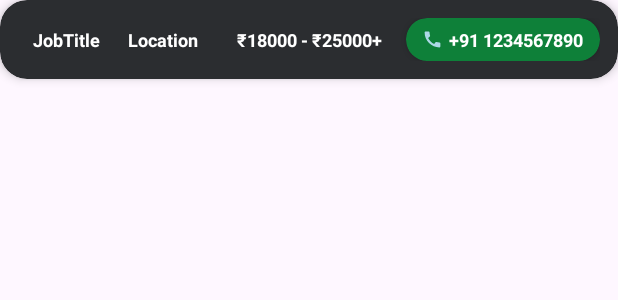
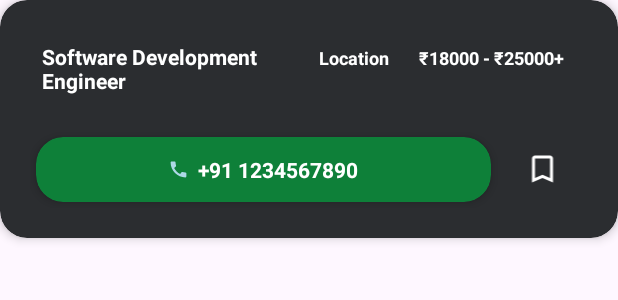
Before and after one commit to sayak22/lokal-assignment, an Android app: the layout item_job.xml on its own in the app's theme, with its tools: preview values and no code run, on a phone screen of 412 x 824 dp. Shown: the top 300 px of the screen. Run offline under Robolectric (Android 15) with nearby library versions, the phone set to English and light mode, and no system bars.

Commit message:
updated the item_job.xml file

```diff
--- /dev/null
+++ b/app/src/main/res/drawable/ic_bookmark_added.xml
@@ -0,0 +1,5 @@
+<vector xmlns:android="http://schemas.android.com/apk/res/android" android:height="24dp" android:tint="#FFFFFF" android:viewportHeight="24" android:viewportWidth="24" android:width="24dp">
+
+    <path android:fillColor="@android:color/white" android:pathData="M19,21l-7,-3l-7,3V5c0,-1.1 0.9,-2 2,-2l7,0c-0.63,0.84 -1,1.87 -1,3c0,2.76 2.24,5 5,5c0.34,0 0.68,-0.03 1,-0.1V21zM17.83,9L15,6.17l1.41,-1.41l1.41,1.41l3.54,-3.54l1.41,1.41L17.83,9z"/>
+
+</vector>
--- /dev/null
+++ b/app/src/main/res/drawable/ic_bookmark_unadded.xml
@@ -0,0 +1,5 @@
+<vector xmlns:android="http://schemas.android.com/apk/res/android" android:height="24dp" android:tint="#FFFFFF" android:viewportHeight="24" android:viewportWidth="24" android:width="24dp">
+
+    <path android:fillColor="@android:color/white" android:pathData="M17,3L7,3c-1.1,0 -1.99,0.9 -1.99,2L5,21l7,-3 7,3L19,5c0,-1.1 -0.9,-2 -2,-2zM17,18l-5,-2.18L7,18L7,5h10v13z"/>
+
+</vector>
--- /dev/null
+++ b/app/src/main/res/drawable/ic_job.xml
@@ -0,0 +1,5 @@
+<vector xmlns:android="http://schemas.android.com/apk/res/android" android:height="24dp" android:tint="#000000" android:viewportHeight="24" android:viewportWidth="24" android:width="24dp">
+
+    <path android:fillColor="@android:color/white" android:pathData="M20,6h-4L16,4c0,-1.11 -0.89,-2 -2,-2h-4c-1.11,0 -2,0.89 -2,2v2L4,6c-1.11,0 -1.99,0.89 -1.99,2L2,19c0,1.11 0.89,2 2,2h16c1.11,0 2,-0.89 2,-2L22,8c0,-1.11 -0.89,-2 -2,-2zM14,6h-4L10,4h4v2z"/>
+
+</vector>
--- a/app/src/main/res/layout/item_job.xml
+++ b/app/src/main/res/layout/item_job.xml
@@ -1,27 +1,33 @@
-<androidx.cardview.widget.CardView android:layout_width="match_parent"
+<androidx.cardview.widget.CardView xmlns:android="http://schemas.android.com/apk/res/android"
+    xmlns:app="http://schemas.android.com/apk/res-auto"
+    android:layout_width="match_parent"
     android:layout_height="wrap_content"
-    xmlns:app="http://schemas.android.com/apk/res-auto"
+    android:backgroundTint="#2b2d30"
     app:cardCornerRadius="18dp"
-    app:cardElevation="4dp"
-    android:backgroundTint="#2b2d30"
-    xmlns:android="http://schemas.android.com/apk/res/android">
+    app:cardElevation="4dp">
+
+    <LinearLayout
+        android:layout_width="match_parent"
+        android:layout_height="wrap_content"
+        android:gravity="center"
+        android:orientation="vertical"
+        android:padding="12dp">
 
         <LinearLayout
             android:layout_width="match_parent"
             android:layout_height="wrap_content"
             android:orientation="horizontal"
-        android:gravity="center"
             android:padding="12dp">
 
             <TextView
                 android:id="@+id/jobTitleTV"
                 android:layout_width="0dp"
                 android:layout_height="wrap_content"
-            android:layout_weight="1"
-            android:gravity="center"
-            android:text="JobTitle"
+                android:layout_weight="3"
+                android:text="Software Development Engineer"
                 android:textColor="@color/white"
-            android:textSize="12sp"
+                android:textSize="14sp"
+                android:padding="4dp"
                 android:textStyle="bold" />
 
             <TextView
@@ -31,9 +37,10 @@
                 android:layout_weight="1"
                 android:gravity="center"
                 android:text="Location"
+                android:padding="4dp"
                 android:textColor="@color/white"
                 android:textSize="12sp"
-            android:textStyle="bold" />
+                android:textStyle="bold"/>
 
             <TextView
                 android:id="@+id/salaryTV"
@@ -41,32 +48,41 @@
                 android:layout_height="wrap_content"
                 android:layout_weight="2"
                 android:gravity="center"
+                android:text="₹18000 - ₹25000+"
                 android:textColor="@color/white"
-            android:text="₹18000 - ₹25000+"
                 android:textSize="12sp"
+                android:padding="4dp"
                 android:textStyle="bold" />
-
-        <androidx.cardview.widget.CardView
-            android:id="@+id/callBtn"
-            android:layout_height="wrap_content"
-            android:layout_width="0dp"
-            android:layout_weight="2"
-            app:cardCornerRadius="14dp"
-            app:cardElevation="4dp"
-            android:backgroundTint="#0e8039">
+        </LinearLayout>
 
         <LinearLayout
             android:layout_width="match_parent"
             android:layout_height="wrap_content"
+            android:gravity="center"
+            android:padding="8dp">
+
+            <androidx.cardview.widget.CardView
+                android:id="@+id/callBtn"
+                android:layout_width="0dp"
+                android:layout_height="wrap_content"
+                android:layout_weight="5"
+                android:layout_margin="4dp"
+                android:backgroundTint="#0e8039"
+                app:cardCornerRadius="18dp"
+                app:cardElevation="4dp">
+
+                <LinearLayout
+                    android:layout_width="match_parent"
+                    android:layout_height="wrap_content"
+                    android:gravity="center"
                     android:orientation="horizontal"
-                android:padding="6dp"
-                android:gravity="center">
+                    android:paddingVertical="12dp">
 
                     <ImageView
                         android:layout_width="wrap_content"
                         android:layout_height="wrap_content"
-                    android:src="@drawable/ic_call"
-                    android:layout_marginRight="4dp"/>
+                        android:layout_marginRight="6dp"
+                        android:src="@drawable/ic_call" />
 
                     <TextView
                         android:id="@+id/PhoneTV"
@@ -74,10 +90,19 @@
                         android:layout_height="wrap_content"
                         android:text="+91 1234567890"
                         android:textColor="@color/white"
-                    android:textSize="12sp"
+                        android:textSize="14sp"
                         android:textStyle="bold" />
 
                 </LinearLayout>
             </androidx.cardview.widget.CardView>
+
+            <ImageView
+                android:id="@+id/bookmarkStatus"
+                android:layout_width="0dp"
+                android:layout_height="wrap_content"
+                android:layout_weight="1"
+                android:src="@drawable/ic_bookmark_unadded" />
+        </LinearLayout>
+
     </LinearLayout>
 </androidx.cardview.widget.CardView>
```
Lines whose indentation alone changed are shown as unchanged.
